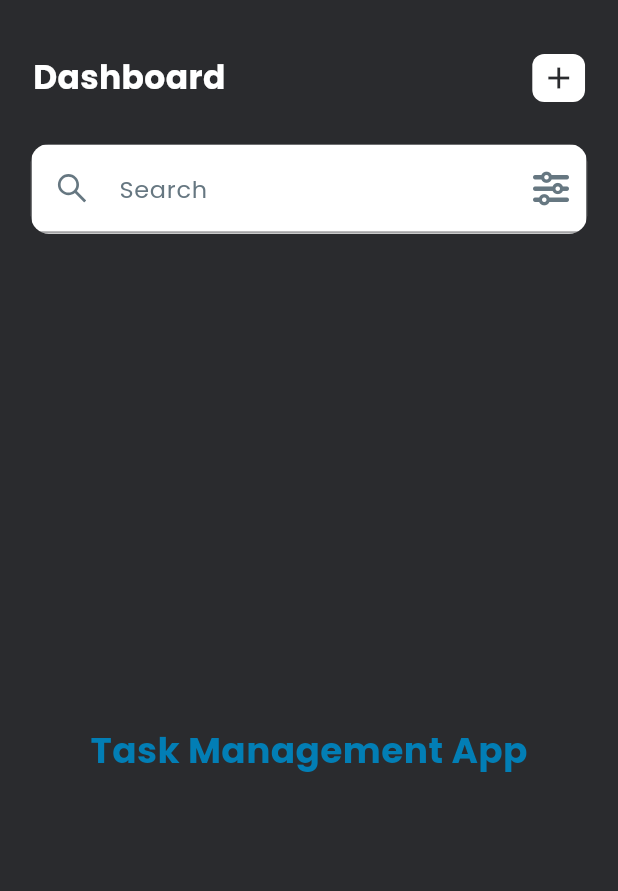
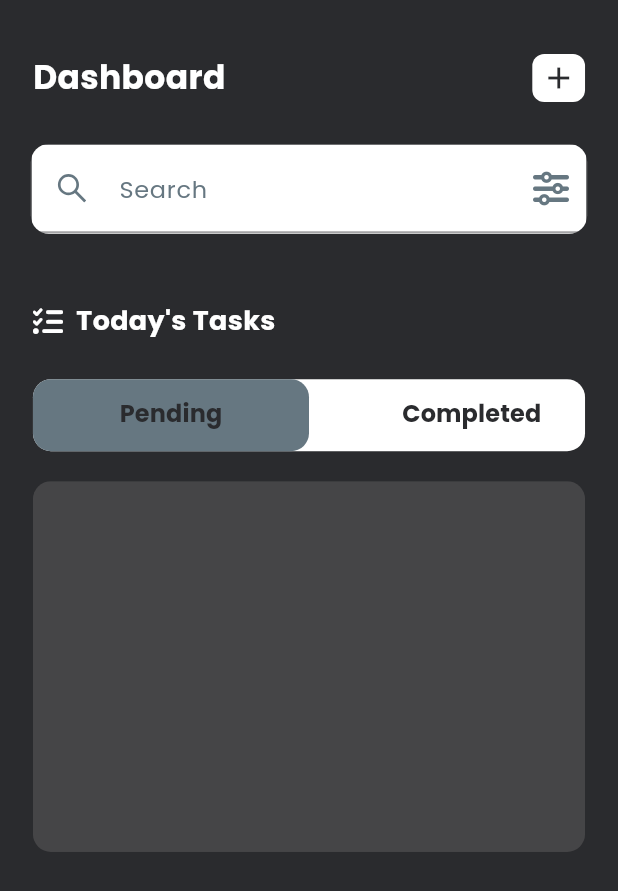
Before and after one commit to Yousef-Medhat56/flutter_task_management, a Flutter app: the screen it shows after launch, on a phone screen of 412 x 824 dp. Shown: the top 891 px of the screen. Run offline on Flutter 3.47's test engine with Material 3 defaults, Android fonts, the phone set to English and light mode, and no system bars; our stand-ins replace country_picker, flutter_screenutil, flutter_vector_icons, google_fonts, hooks_riverpod, pinput and 1 more.

Commit message:
feat(home page): add tap bar and tap bar view

```diff
--- a/lib/features/todo/pages/home_page.dart
+++ b/lib/features/todo/pages/home_page.dart
@@ -1,7 +1,11 @@
 import 'package:flutter/material.dart';
+import 'package:flutter_screenutil/flutter_screenutil.dart';
+import 'package:flutter_vector_icons/flutter_vector_icons.dart';
 import 'package:hooks_riverpod/hooks_riverpod.dart';
 import 'package:task_management/common/utils/constants.dart';
 import 'package:task_management/common/widgets/appstyle.dart';
+import 'package:task_management/common/widgets/spacers/height_spacer.dart';
+import 'package:task_management/common/widgets/spacers/width_spacer.dart';
 import 'package:task_management/common/widgets/text.dart';
 import 'package:task_management/features/todo/widgets/extended_appbar.dart';
 
@@ -12,7 +16,10 @@ class HomePage extends ConsumerStatefulWidget {
   ConsumerState<ConsumerStatefulWidget> createState() => _HomePageState();
 }
 
-class _HomePageState extends ConsumerState<HomePage> {
+class _HomePageState extends ConsumerState<HomePage>
+    with TickerProviderStateMixin {
+  late final TabController tabController =
+      TabController(length: 2, vsync: this);
   @override
   Widget build(BuildContext context) {
     return Scaffold(
@@ -20,10 +27,94 @@ class _HomePageState extends ConsumerState<HomePage> {
           backgroundColor: Colors.transparent,
           automaticallyImplyLeading: false,
           bottom: ExtendedAppBar()),
-      body: Center(
-        child: MyText(
-            text: "Task Management App",
-            style: textStyle(24, AppConsts.kBlueLight, FontWeight.bold)),
+      body: SafeArea(
+        child: Padding(
+          padding: EdgeInsets.symmetric(horizontal: 20.w),
+          child: ListView(
+            children: [
+              const HeightSpacer(height: 25),
+              Row(
+                children: [
+                  const Icon(FontAwesome.tasks,
+                      size: 20, color: AppConsts.kLight),
+                  const WidthSpacer(width: 8),
+                  MyText(
+                      text: "Today's Tasks",
+                      style: textStyle(18, AppConsts.kLight, FontWeight.bold))
+                ],
+              ),
+              HeightSpacer(height: 26),
+              Container(
+                decoration: BoxDecoration(
+                    color: AppConsts.kLight,
+                    borderRadius: BorderRadius.circular(AppConsts.kRadius)),
+                child: TabBar(
+                    indicatorSize: TabBarIndicatorSize.label,
+                    indicator: BoxDecoration(
+                      color: AppConsts.kGreyLight,
+                      borderRadius: BorderRadius.all(
+                        Radius.circular(AppConsts.kRadius),
+                      ),
+                    ),
+                    dividerColor: Colors.transparent,
+                    controller: tabController,
+                    labelPadding: EdgeInsets.zero,
+                    isScrollable: false,
+                    labelColor: AppConsts.kBlueLight,
+                    labelStyle:
+                        textStyle(24, AppConsts.kBlueLight, FontWeight.bold),
+                    unselectedLabelColor: AppConsts.kLight,
+                    tabs: [
+                      Tab(
+                        child: SizedBox(
+                          width: AppConsts.kWidth * 0.5,
+                          child: Center(
+                            child: MyText(
+                                text: "Pending",
+                                style: textStyle(
+                                    16, AppConsts.kBkDark, FontWeight.bold)),
+                          ),
+                        ),
+                      ),
+                      Tab(
+                        child: Container(
+                          padding: EdgeInsets.only(left: 30.w),
+                          width: AppConsts.kWidth * 0.5,
+                          child: Center(
+                            child: MyText(
+                                text: "Completed",
+                                style: textStyle(
+                                    16, AppConsts.kBkDark, FontWeight.bold)),
+                          ),
+                        ),
+                      )
+                    ]),
+              ),
+              const HeightSpacer(height: 20),
+              SizedBox(
+                height: AppConsts.kHeight * 0.3,
+                width: AppConsts.kWidth,
+                child: ClipRRect(
+                  borderRadius: BorderRadius.all(
+                    Radius.circular(AppConsts.kRadius),
+                  ),
+                  child: TabBarView(controller: tabController, children: [
+                    //TODO: add container child
+                    Container(
+                      color: AppConsts.kBkLight,
+                      height: AppConsts.kHeight * 0.3,
+                    ),
+                    //TODO: add container child
+                    Container(
+                      color: AppConsts.kGreyLight,
+                      height: AppConsts.kHeight * 0.3,
+                    ),
+                  ]),
+                ),
+              )
+            ],
+          ),
+        ),
       ),
     );
   }
```
